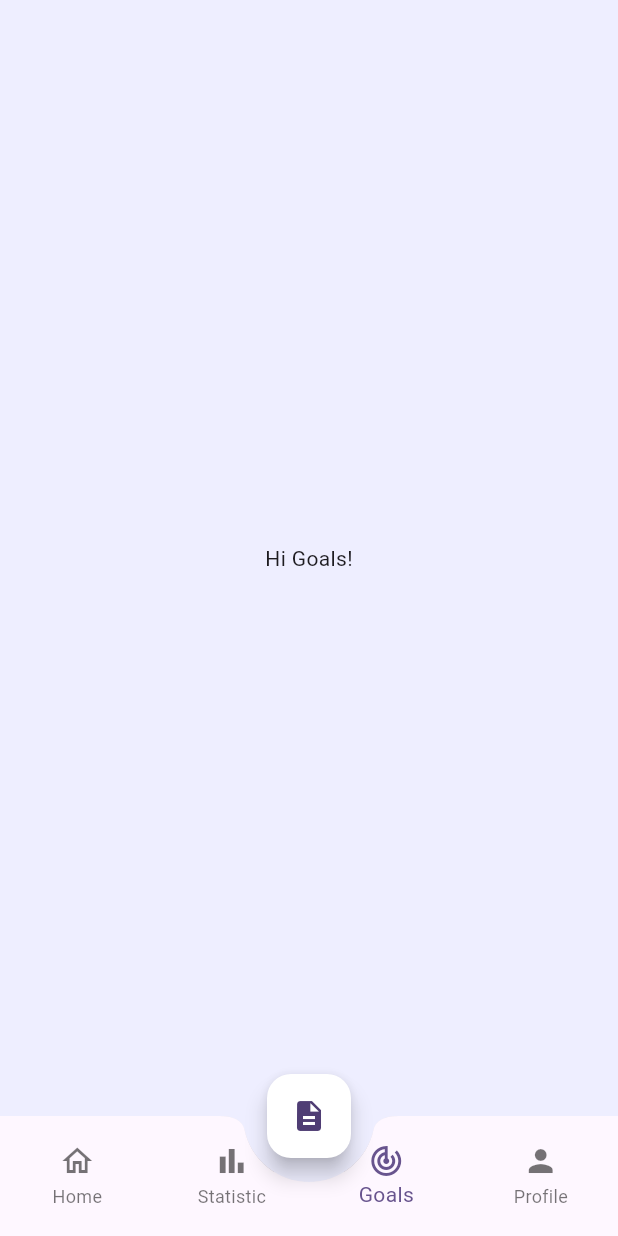
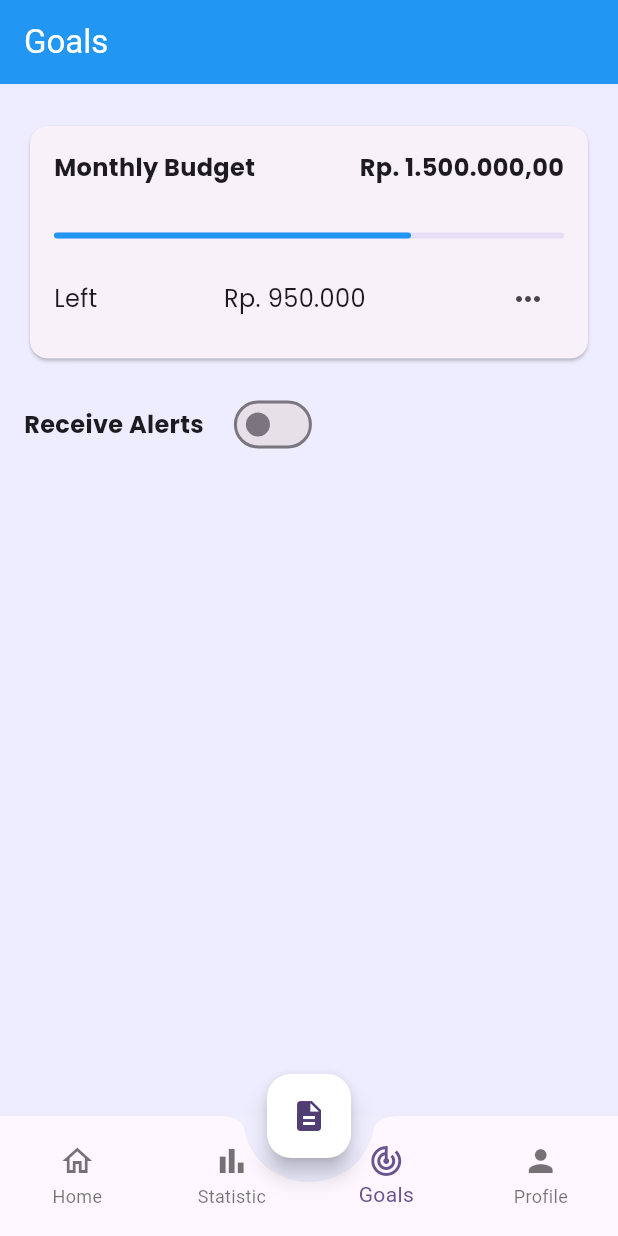
Before and after one commit to UnknownRori/budgetmate, a Flutter app: the screen it shows after launch, swiped to page 3, on a phone screen of 412 x 824 dp. Run offline on Flutter 3.47's test engine with Material 3 defaults, Android fonts, the light colour scheme and no system bars; our stand-ins replace fl_chart.

Commit message:
📦 scaffold goals

```diff
--- a/lib/page/goals_page.dart
+++ b/lib/page/goals_page.dart
@@ -1,3 +1,4 @@
+import 'package:budget_mate/utils/theme.dart';
 import 'package:flutter/material.dart';
 
 class GoalsPage extends StatelessWidget {
@@ -5,6 +6,97 @@ class GoalsPage extends StatelessWidget {
 
   @override
   Widget build(BuildContext context) {
-    return Center(child: Text("Hi Goals!"));
+    return Scaffold(
+      appBar: AppBar(
+        backgroundColor: Colors.blue,
+        title: const Text(
+          'Goals',
+          style: TextStyle(color: Colors.white),
+        ),
+      ),
+      body: LayoutBuilder(
+        builder: (BuildContext context, BoxConstraints constraints) {
+          if (constraints.maxWidth <= 600) {
+            return GoalsMobile();
+          } else if (constraints.maxWidth <= 1200) {
+            return GoalsMobile();
+          } else {
+            return GoalsMobile();
+          }
+        },
+      ),
+    );
   }
 }
+
+class GoalsMobile extends StatefulWidget {
+  @override
+  _GoalsMobileState createState() => _GoalsMobileState();
+}
+
+class _GoalsMobileState extends State<GoalsMobile> {
+  bool receiveAlerts = false;
+
+  @override
+  Widget build(BuildContext context) {
+    return SafeArea(
+      child: Padding(
+        padding: mobile.pagePadding,
+        child: Column(
+          crossAxisAlignment: CrossAxisAlignment.start,
+          children: [
+            Card(
+              child: Padding(
+                padding: const EdgeInsets.all(16),
+                child: Column(
+                  children: [
+                    Row(
+                      mainAxisAlignment: MainAxisAlignment.spaceBetween,
+                      children: [
+                        Text("Monthly Budget", style: mobile.textBold),
+                        Text("Rp. 1.500.000,00", style: mobile.textBold),
+                      ],
+                    ),
+                    const SizedBox(height: 32),
+                    LinearProgressIndicator(
+                      borderRadius: BorderRadius.circular(12.5),
+                      value: 0.7,
+                      color: Colors.blue,
+                    ),
+                    const SizedBox(height: 16),
+                    Row(
+                      mainAxisAlignment: MainAxisAlignment.spaceBetween,
+                      children: [
+                        Text("Left", style: mobile.text),
+                        Text("Rp. 950.000", style: mobile.text),
+                        IconButton(
+                          onPressed: () {},
+                          icon: const Icon(Icons.more_horiz),
+                        ),
+                      ],
+                    ),
+                  ],
+                ),
+              ),
+            ),
+            const SizedBox(height: 16),
+            Row(
+              children: [
+                Text("Receive Alerts", style: mobile.textBold),
+                const SizedBox(width: 16),
+                Switch(
+                    value: receiveAlerts,
+                    onChanged: (val) {
+                      setState(() {
+                        receiveAlerts = val;
+                      });
+                    }),
+              ],
+            ),
+            const SizedBox(height: 16),
+          ],
+        ),
+      ),
+    );
+  }
+}
```
